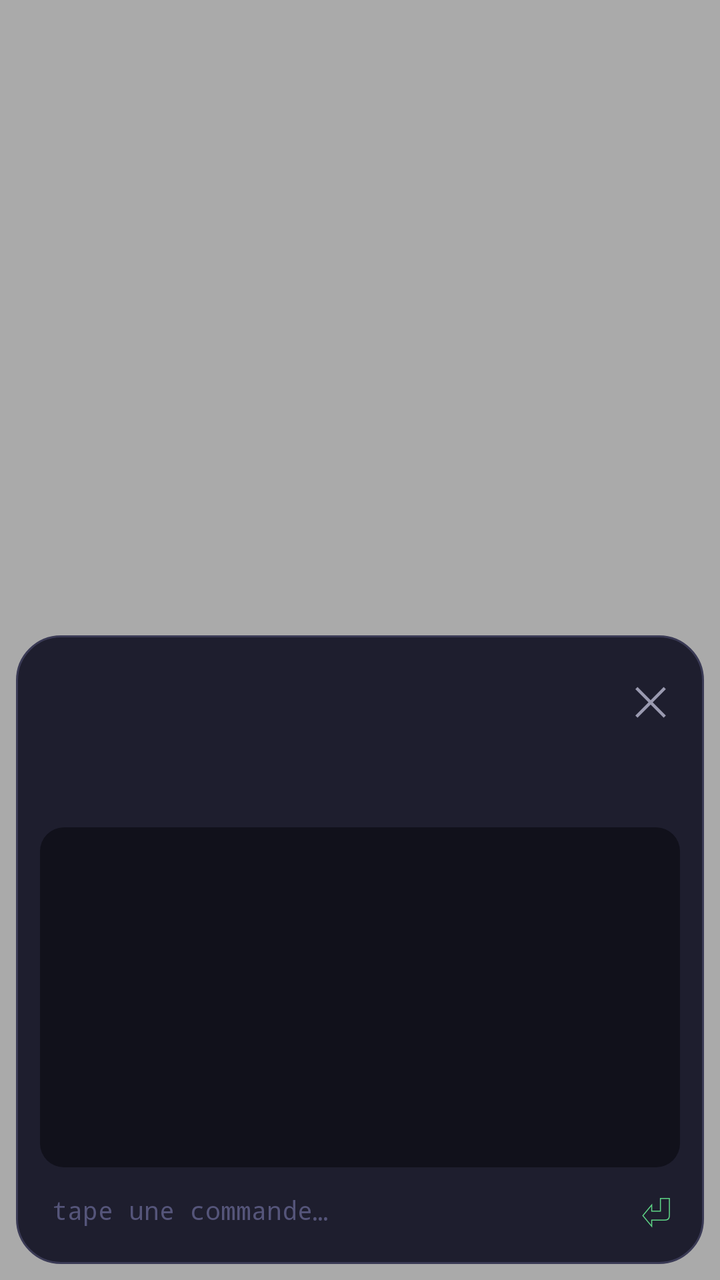
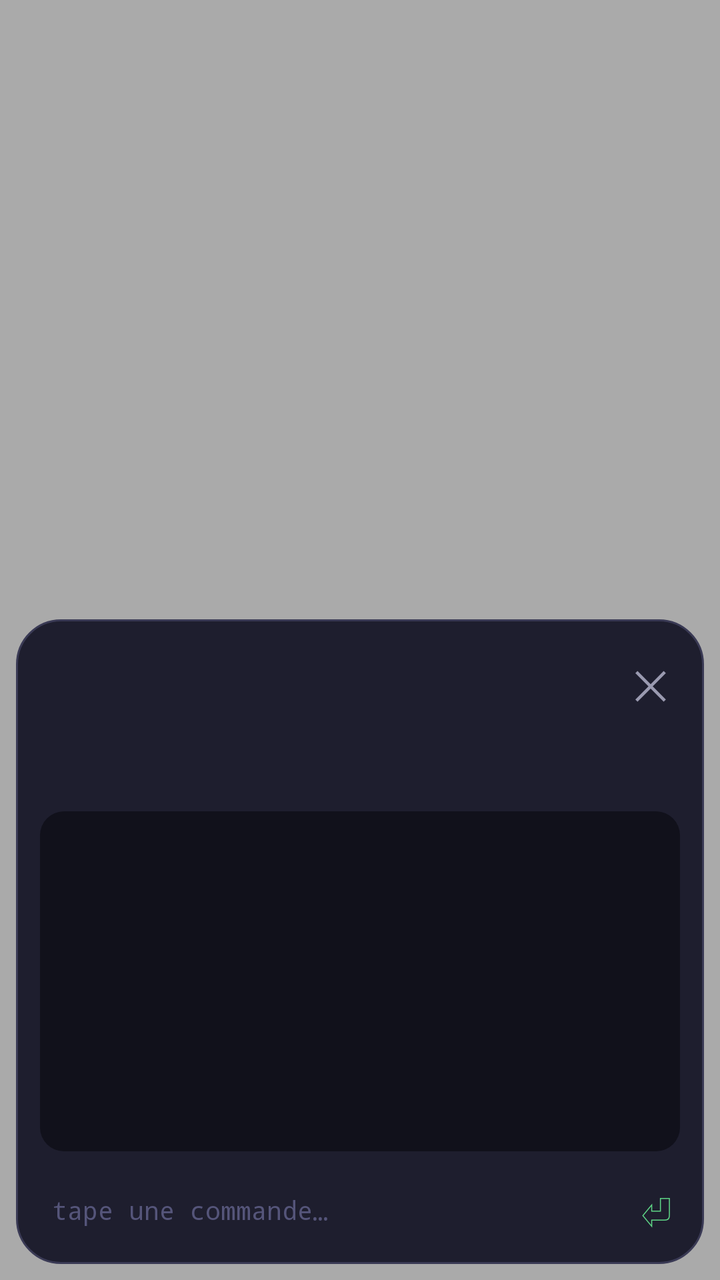

An Android layout rendered at two revisions. The XML below is the earlier revision; the diff shows what the commit changed to produce the second picture.
<!-- AndroidManifest.xml: activity theme Theme.Terminal -->
<!-- res/layout/activity_terminal.xml -->
<?xml version="1.0" encoding="utf-8"?>
<FrameLayout xmlns:android="http://schemas.android.com/apk/res/android"
    android:id="@+id/fond"
    android:layout_width="match_parent"
    android:layout_height="match_parent"
    android:background="#55000000">

    <LinearLayout
        android:id="@+id/panneau"
        android:layout_width="match_parent"
        android:layout_height="wrap_content"
        android:layout_gravity="bottom"
        android:layout_margin="8dp"
        android:background="@drawable/panneau"
        android:clickable="true"
        android:focusable="false"
        android:orientation="vertical"
        android:padding="12dp">

        <LinearLayout
            android:layout_width="match_parent"
            android:layout_height="wrap_content"
            android:gravity="center_vertical"
            android:orientation="horizontal">

            <ImageView
                android:id="@+id/creature"
                android:layout_width="84dp"
                android:layout_height="76dp"
                android:contentDescription="@string/app_name"
                android:scaleType="fitCenter" />

            <LinearLayout
                android:layout_width="0dp"
                android:layout_height="wrap_content"
                android:layout_marginStart="10dp"
                android:layout_weight="1"
                android:orientation="vertical">

                <TextView
                    android:id="@+id/titre"
                    android:layout_width="wrap_content"
                    android:layout_height="wrap_content"
                    android:textColor="@color/texte"
                    android:textSize="15sp"
                    android:textStyle="bold" />

                <TextView
                    android:id="@+id/faim"
                    android:layout_width="wrap_content"
                    android:layout_height="wrap_content"
                    android:fontFamily="monospace"
                    android:textColor="@color/vert"
                    android:textSize="12sp" />

                <TextView
                    android:id="@+id/xp"
                    android:layout_width="wrap_content"
                    android:layout_height="wrap_content"
                    android:fontFamily="monospace"
                    android:textColor="@color/texte_doux"
                    android:textSize="12sp" />

                <TextView
                    android:id="@+id/stats"
                    android:layout_width="wrap_content"
                    android:layout_height="wrap_content"
                    android:fontFamily="monospace"
                    android:textColor="@color/texte_doux"
                    android:textSize="11sp" />
            </LinearLayout>

            <TextView
                android:id="@+id/fermer"
                android:layout_width="wrap_content"
                android:layout_height="wrap_content"
                android:layout_gravity="top"
                android:padding="6dp"
                android:text="✕"
                android:textColor="@color/texte_doux"
                android:textSize="20sp" />
        </LinearLayout>

        <TextView
            android:id="@+id/bulle"
            android:layout_width="match_parent"
            android:layout_height="wrap_content"
            android:layout_marginTop="6dp"
            android:background="@drawable/bulle"
            android:padding="8dp"
            android:textColor="#1e1e2e"
            android:textSize="13sp"
            android:visibility="gone" />

        <TextView
            android:id="@+id/lecon"
            android:layout_width="match_parent"
            android:layout_height="wrap_content"
            android:layout_marginTop="6dp"
            android:fontFamily="monospace"
            android:textColor="@color/rose"
            android:textSize="12sp"
            android:visibility="gone" />

        <ScrollView
            android:id="@+id/defile"
            android:layout_width="match_parent"
            android:layout_height="170dp"
            android:layout_marginTop="8dp"
            android:background="@drawable/terminal_fond"
            android:fadeScrollbars="false">

            <TextView
                android:id="@+id/sortie"
                android:layout_width="match_parent"
                android:layout_height="wrap_content"
                android:fontFamily="monospace"
                android:padding="8dp"
                android:textColor="#d0d0d0"
                android:textSize="12sp" />
        </ScrollView>

        <LinearLayout
            android:layout_width="match_parent"
            android:layout_height="wrap_content"
            android:layout_marginTop="6dp"
            android:gravity="center_vertical"
            android:orientation="horizontal">

            <TextView
                android:id="@+id/invite"
                android:layout_width="wrap_content"
                android:layout_height="wrap_content"
                android:fontFamily="monospace"
                android:textColor="@color/vert"
                android:textSize="13sp" />

            <EditText
                android:id="@+id/saisie"
                android:layout_width="0dp"
                android:layout_height="wrap_content"
                android:layout_marginStart="6dp"
                android:layout_weight="1"
                android:background="@null"
                android:fontFamily="monospace"
                android:hint="@string/saisie_indice"
                android:imeOptions="actionSend|flagNoExtractUi"
                android:importantForAutofill="no"
                android:inputType="text|textNoSuggestions|textVisiblePassword"
                android:maxLines="1"
                android:textColor="#ffffff"
                android:textColorHint="#55557a"
                android:textSize="13sp" />

            <TextView
                android:id="@+id/envoyer"
                android:layout_width="wrap_content"
                android:layout_height="wrap_content"
                android:paddingStart="10dp"
                android:paddingEnd="4dp"
                android:text="⏎"
                android:textColor="@color/vert"
                android:textSize="22sp" />
        </LinearLayout>
    </LinearLayout>
</FrameLayout>
<!-- resources referenced by this layout -->
<resources>
  <color name="rose">#ff87ff</color>
  <color name="texte">#e6e6e6</color>
  <color name="texte_doux">#9a9ab0</color>
  <color name="vert">#5fd787</color>
  <!-- drawable bulle (drawable) -->
  <?xml version="1.0" encoding="utf-8"?>
  <shape xmlns:android="http://schemas.android.com/apk/res/android" android:shape="rectangle">
      <solid android:color="@color/bulle" />
      <corners android:radius="12dp" />
  </shape>
  <!-- drawable panneau (drawable) -->
  <?xml version="1.0" encoding="utf-8"?>
  <shape xmlns:android="http://schemas.android.com/apk/res/android" android:shape="rectangle">
      <solid android:color="@color/fond" />
      <stroke android:width="1dp" android:color="#3a3a55" />
      <corners android:radius="22dp" />
  </shape>
  <!-- drawable terminal_fond (drawable) -->
  <?xml version="1.0" encoding="utf-8"?>
  <shape xmlns:android="http://schemas.android.com/apk/res/android" android:shape="rectangle">
      <solid android:color="@color/fond_terminal" />
      <corners android:radius="12dp" />
  </shape>
  <string name="app_name">Terminagotchi</string>
  <string name="saisie_indice">tape une commande…</string>
  <style name="Theme.Terminal" parent="@android:style/Theme.DeviceDefault.NoActionBar">
          <item name="android:windowIsTranslucent">true</item>
          <item name="android:windowBackground">@android:color/transparent</item>
          <item name="android:windowNoTitle">true</item>
          <item name="android:backgroundDimEnabled">false</item>
          <item name="android:windowAnimationStyle">@android:style/Animation.InputMethod</item>
          <item name="android:statusBarColor">@android:color/transparent</item>
          <item name="android:navigationBarColor">#1e1e2e</item>
      </style>
  <color name="bulle">#f5f0e6</color>
  <color name="fond">#1e1e2e</color>
  <color name="fond_terminal">#11111b</color>
</resources>

<!-- the commit's change to res/layout/activity_terminal.xml (unified diff, before → after) -->
@@ -120,6 +120,19 @@
                 android:textSize="12sp" />
         </ScrollView>
 
+        <HorizontalScrollView
+            android:layout_width="match_parent"
+            android:layout_height="wrap_content"
+            android:layout_marginTop="8dp"
+            android:scrollbars="none">
+
+            <LinearLayout
+                android:id="@+id/touches"
+                android:layout_width="wrap_content"
+                android:layout_height="wrap_content"
+                android:orientation="horizontal" />
+        </HorizontalScrollView>
+
         <LinearLayout
             android:layout_width="match_parent"
             android:layout_height="wrap_content"
